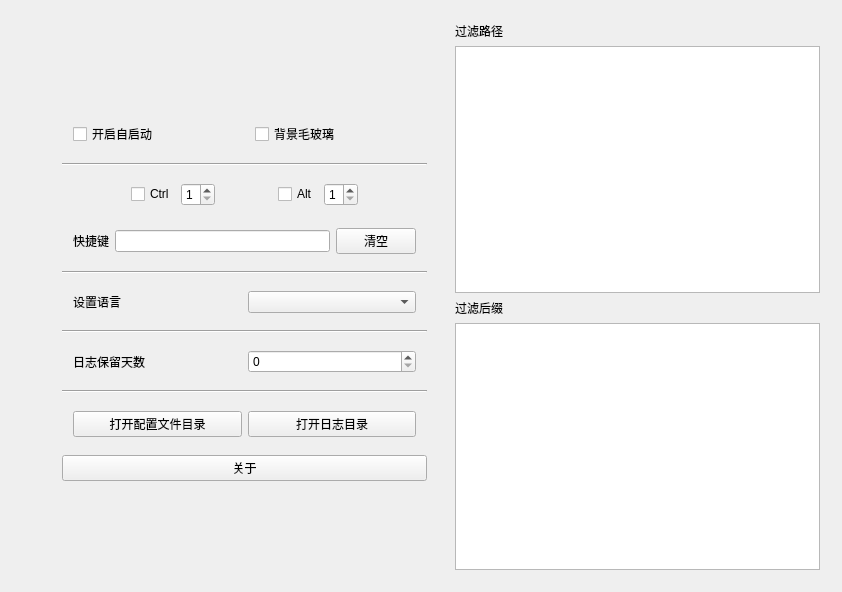
First picture: the form in uuz_shortcut_icon/config_window.ui, repository LOVEUUZ/uuz_shortcut_icon, before the edit.
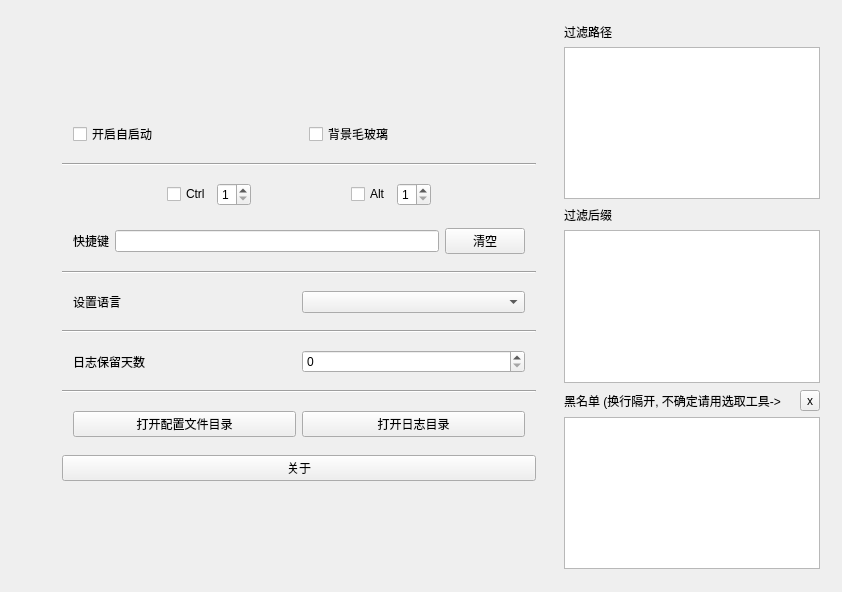
Second picture: the form after the edit. Custom widgets are drawn as their Qt base class.

Commit message: [feater]: 黑名单功能模块测试

Patch:
```diff
--- a/uuz_shortcut_icon/config_window.ui
+++ b/uuz_shortcut_icon/config_window.ui
@@ -13,7 +13,7 @@
   <property name="windowTitle">
    <string>Config_window</string>
   </property>
-  <layout class="QHBoxLayout" name="horizontalLayout" stretch="0,1,1">
+  <layout class="QHBoxLayout" name="horizontalLayout" stretch="0,1,0">
    <item>
     <spacer name="horizontalSpacer">
      <property name="orientation">
@@ -337,6 +337,19 @@
    <item>
     <widget class="QWidget" name="widget_2" native="true">
      <layout class="QVBoxLayout" name="verticalLayout">
+      <item>
+       <spacer name="verticalSpacer_4">
+        <property name="orientation">
+         <enum>Qt::Orientation::Vertical</enum>
+        </property>
+        <property name="sizeHint" stdset="0">
+         <size>
+          <width>20</width>
+          <height>40</height>
+         </size>
+        </property>
+       </spacer>
+      </item>
       <item>
        <widget class="QLabel" name="label_filterPath">
         <property name="text">
@@ -347,6 +360,32 @@
       <item>
        <widget class="TextEdit" name="textEdit_filterPath"/>
       </item>
+      <item>
+       <spacer name="verticalSpacer_6">
+        <property name="orientation">
+         <enum>Qt::Orientation::Vertical</enum>
+        </property>
+        <property name="sizeHint" stdset="0">
+         <size>
+          <width>20</width>
+          <height>40</height>
+         </size>
+        </property>
+       </spacer>
+      </item>
+      <item>
+       <spacer name="verticalSpacer_5">
+        <property name="orientation">
+         <enum>Qt::Orientation::Vertical</enum>
+        </property>
+        <property name="sizeHint" stdset="0">
+         <size>
+          <width>20</width>
+          <height>40</height>
+         </size>
+        </property>
+       </spacer>
+      </item>
       <item>
        <widget class="QLabel" name="label_filterSuffix">
         <property name="text">
@@ -357,6 +396,53 @@
       <item>
        <widget class="TextEdit" name="textEdit_filterSuffix"/>
       </item>
+      <item>
+       <spacer name="verticalSpacer_7">
+        <property name="orientation">
+         <enum>Qt::Orientation::Vertical</enum>
+        </property>
+        <property name="sizeHint" stdset="0">
+         <size>
+          <width>20</width>
+          <height>40</height>
+         </size>
+        </property>
+       </spacer>
+      </item>
+      <item>
+       <layout class="QHBoxLayout" name="horizontalLayout_11">
+        <item>
+         <widget class="QLabel" name="label_2">
+          <property name="text">
+           <string>黑名单 (换行隔开, 不确定请用选取工具-&gt;</string>
+          </property>
+         </widget>
+        </item>
+        <item>
+         <widget class="QToolButton" name="toolBtn_windowCapture">
+          <property name="text">
+           <string>x</string>
+          </property>
+         </widget>
+        </item>
+       </layout>
+      </item>
+      <item>
+       <widget class="QTextEdit" name="textEdit_blacklist"/>
+      </item>
+      <item>
+       <spacer name="verticalSpacer_3">
+        <property name="orientation">
+         <enum>Qt::Orientation::Vertical</enum>
+        </property>
+        <property name="sizeHint" stdset="0">
+         <size>
+          <width>20</width>
+          <height>40</height>
+         </size>
+        </property>
+       </spacer>
+      </item>
      </layout>
     </widget>
    </item>
```
The commit also changes 10 other files.
